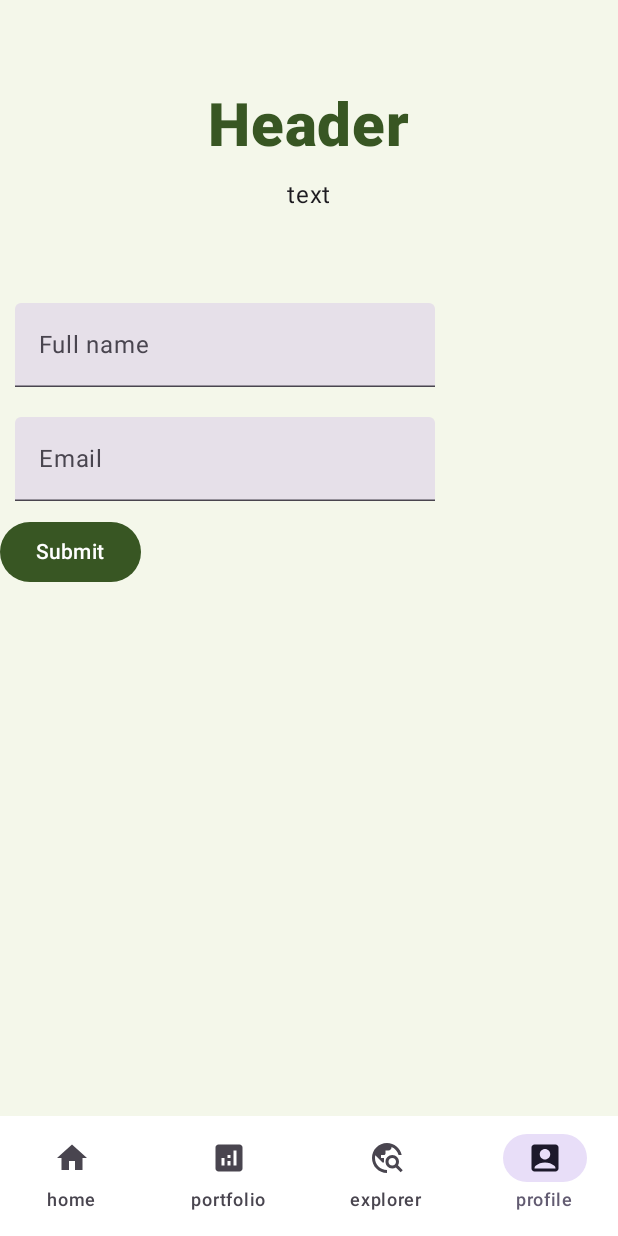
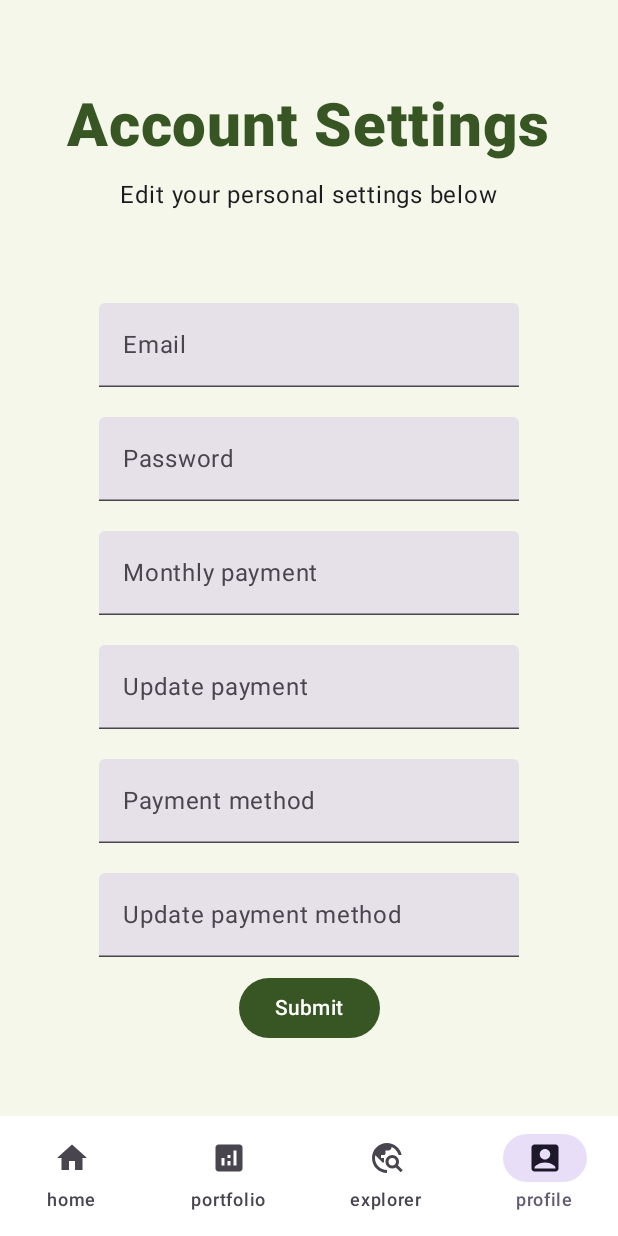
Before and after one commit to MadSoeDK/Kind, an Android app built with Jetpack Compose: the ProfileScreen screen opened through its navigation route, on a phone screen of 412 x 824 dp. Run offline under Robolectric (Android 15) with nearby library versions, the phone set to English and light mode, and no system bars.

Commit message:
Fixed profilescreen and package import errors

```diff
--- a/app/src/main/java/com/example/kind/KindApp.kt
+++ b/app/src/main/java/com/example/kind/KindApp.kt
@@ -25,9 +25,9 @@ import androidx.navigation.compose.currentBackStackEntryAsState
 import androidx.navigation.compose.rememberNavController
 import com.example.kind.view.screens.PortfolioScreen
 import com.example.kind.viewModel.*
-import com.example.kind.view.home.composables.ExplorerScreen
-import com.example.kind.view.home.composables.HomeScreen
-import com.example.kind.view.profile.ProfileScreen
+import com.example.kind.view.screens.ExplorerScreen
+import com.example.kind.view.screens.HomeScreen
+import com.example.kind.view.screens.ProfileScreen
 import com.example.kind.view.screens.LoginScreen
 import com.example.kind.view.theme.Typography
 import com.example.kind.viewModel.ExplorerViewModel
--- a/app/src/main/java/com/example/kind/ViewModel/LoginViewModel.kt
+++ b/app/src/main/java/com/example/kind/ViewModel/LoginViewModel.kt
@@ -1,4 +1,4 @@
-package com.example.kind.ViewModel
+package com.example.kind.viewModel
 
 import androidx.lifecycle.ViewModel
 
--- a/app/src/main/java/com/example/kind/view/screens/ExplorerScreen.kt
+++ b/app/src/main/java/com/example/kind/view/screens/ExplorerScreen.kt
@@ -1,4 +1,4 @@
-package com.example.kind.view.home.composables
+package com.example.kind.view.screens
 
 import androidx.compose.foundation.ExperimentalFoundationApi
 import com.example.kind.R
--- a/app/src/main/java/com/example/kind/view/screens/HomeScreen.kt
+++ b/app/src/main/java/com/example/kind/view/screens/HomeScreen.kt
@@ -1,4 +1,4 @@
-package com.example.kind.view.home.composables
+package com.example.kind.view.screens
 
 import androidx.compose.foundation.layout.*
 import androidx.compose.material3.Text
@@ -8,9 +8,10 @@ import androidx.compose.ui.tooling.preview.Preview
 import androidx.compose.ui.unit.dp
 import androidx.lifecycle.viewmodel.compose.viewModel
 import com.example.kind.view.composables.CardListHorizontalScroll
+import com.example.kind.view.home.composables.HeaderAndText
 import com.example.kind.view.theme.Typography
 import com.example.kind.view.theme.subHeading
-import com.example.kind.ViewModel.HomeViewModel
+import com.example.kind.viewModel.HomeViewModel
 
 @Composable
 fun HomeScreen(
--- a/app/src/main/java/com/example/kind/view/screens/LoginScreen.kt
+++ b/app/src/main/java/com/example/kind/view/screens/LoginScreen.kt
@@ -4,7 +4,7 @@ import androidx.compose.foundation.layout.Column
 import androidx.compose.material3.Button
 import androidx.compose.material3.Text
 import androidx.compose.runtime.Composable
-import com.example.kind.ViewModel.LoginViewModel
+import com.example.kind.viewModel.LoginViewModel
 
 @Composable
 fun LoginScreen(
--- a/app/src/main/java/com/example/kind/view/screens/OrganizationScreen.kt
+++ b/app/src/main/java/com/example/kind/view/screens/OrganizationScreen.kt
@@ -19,7 +19,7 @@ import androidx.lifecycle.viewmodel.compose.viewModel
 import com.example.kind.view.composables.CardListHorizontalScroll
 import com.example.kind.view.theme.Typography
 import com.example.kind.view.theme.subHeading
-import com.example.kind.ViewModel.HomeViewModel
+import com.example.kind.viewModel.HomeViewModel
 import com.example.kind.view.home.composables.HeaderAndText
 import com.example.kind.view.home.composables.SmallHeaderAndText
 
--- a/app/src/main/java/com/example/kind/view/screens/ProfileScreen.kt
+++ b/app/src/main/java/com/example/kind/view/screens/ProfileScreen.kt
@@ -1,9 +1,10 @@
-package com.example.kind.view.profile
+package com.example.kind.view.screens
 
 import androidx.compose.foundation.layout.Column
 import androidx.compose.material3.Button
 import androidx.compose.material3.Text
 import androidx.compose.runtime.Composable
+import androidx.compose.ui.Alignment
 import androidx.compose.ui.tooling.preview.Preview
 import com.example.kind.view.composables.Form
 import com.example.kind.view.home.composables.HeaderAndText
@@ -13,8 +14,10 @@
 fun ProfileScreen(
     viewModel: ProfileViewModel,
 ) {
-    Column {
-        HeaderAndText(headerProvider = "Header", textProvider = "text")
+    Column(
+        horizontalAlignment = Alignment.CenterHorizontally
+    ) {
+        HeaderAndText(headerProvider = "Account Settings", textProvider = "Edit your personal settings below")
         Form(
             state = viewModel.formState,
             fields = viewModel.fields,
--- a/app/src/main/java/com/example/kind/viewModel/ProfileViewModel.kt
+++ b/app/src/main/java/com/example/kind/viewModel/ProfileViewModel.kt
@@ -14,8 +14,12 @@ class ProfileViewModel : ViewModel() {
     var formState by mutableStateOf(FormState())
 
     var fields: List<KindTextField> = listOf(
-        KindTextField(name = "Full name", label = "Full name", validators = listOf(Required())),
-        KindTextField(name = "Email", label = "Email", validators = listOf(Required(), Email()))
+        KindTextField(name = "Email", label = "Email", validators = listOf(Required(), Email())),
+        KindTextField(name = "Password", label = "Password", validators = listOf(Required())),
+        KindTextField(name = "Monthly payment", label = "Monthly Payment", validators = listOf(Required())),
+        KindTextField(name = "Update payment", label = "Update payment", validators = listOf(Required())),
+        KindTextField(name = "Payment method", label = "Payment method", validators = listOf(Required())),
+        KindTextField(name = "Update payment method", label = "Update payment method", validators = listOf(Required()))
     )
 
     fun onFormSubmit() {
```
